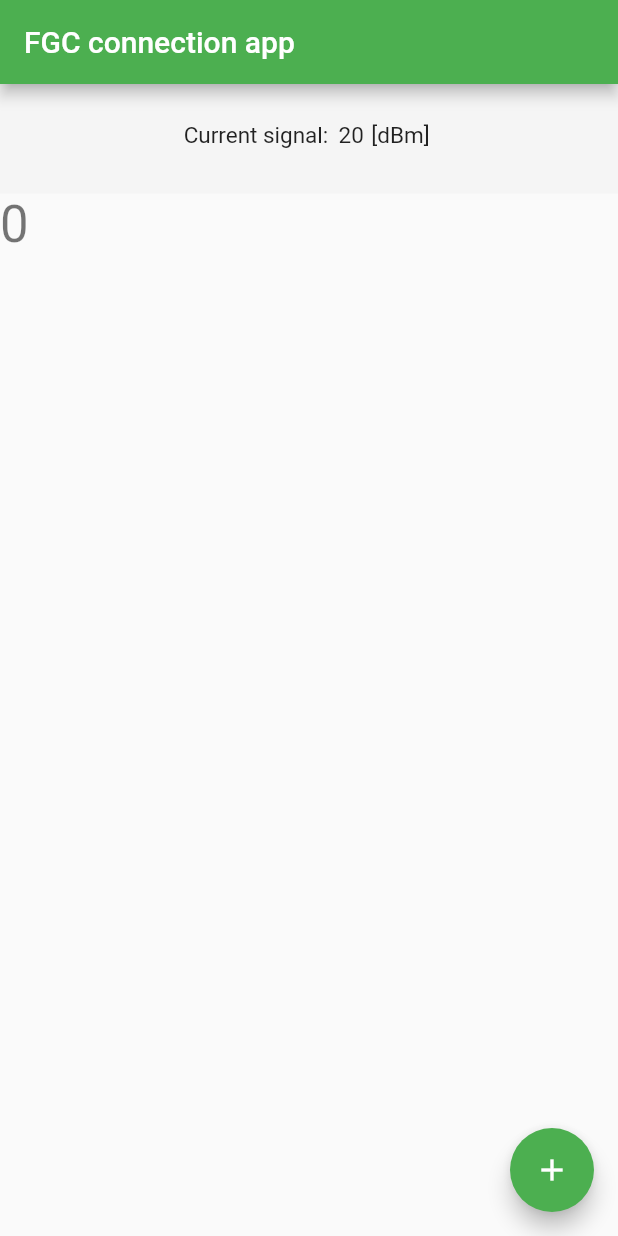
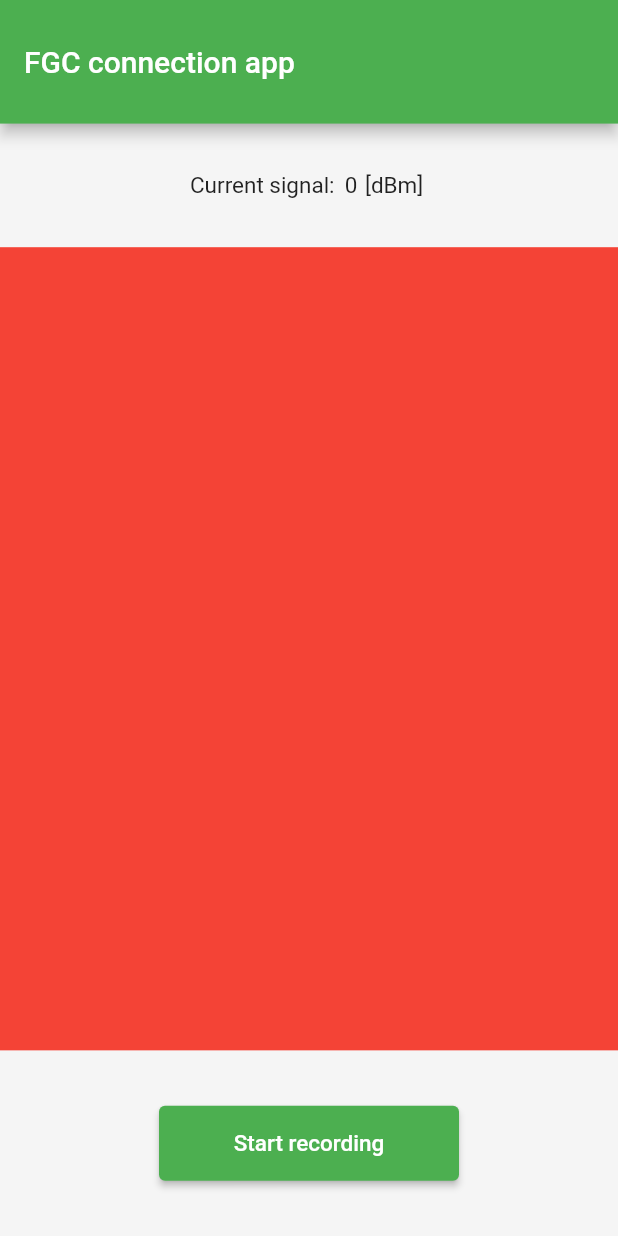
Before and after one commit to GeriiGarcia/Mobile_Connection_FGC, a Flutter app: the screen it shows after launch, on a phone screen of 412 x 824 dp. Run offline on Flutter 3.47's test engine with Material 2 defaults, Android fonts, the phone set to English and light mode, and no system bars.

Commit message:
Start stop Button done

```diff
--- a/lib/current_signal_text.dart
+++ b/lib/current_signal_text.dart
@@ -1,21 +1,19 @@
-// current signal container containing text t
+// ignore_for_file: use_key_in_widget_constructors
+
 import 'package:flutter/material.dart';
-import 'dart:math';
 
-// ignore: use_key_in_widget_constructors
 class CurrentSignalText extends StatelessWidget {
-  // ignore: non_constant_identifier_names
-  String _get_connectivity() {
-    final random = Random();
+  final String signal;
 
-    return random.nextInt(100).toString();
-  }
+  const CurrentSignalText({required this.signal});
 
   @override
   Widget build(BuildContext context) {
     return Container(
+      height: MediaQuery.of(context).size.height *
+          0.10, // Set the height to 20% of the screen height
       color: Colors.grey.shade100,
-      padding: const EdgeInsets.fromLTRB(16.0, 25.0, 16.0, 30.0),
+      //padding: const EdgeInsets.fromLTRB(16.0, 25.0, 16.0, 30.0),
       child: Center(
         child: Row(
           mainAxisAlignment: MainAxisAlignment.center,
@@ -31,7 +29,7 @@ class CurrentSignalText extends StatelessWidget {
             Container(
               padding: const EdgeInsets.only(right: 5.0),
               child: Text(
-                _get_connectivity(),
+                signal,
                 style: const TextStyle(fontSize: 15, color: Colors.black87),
                 textAlign: TextAlign.center,
               ),
--- a/lib/main.dart
+++ b/lib/main.dart
@@ -1,8 +1,12 @@
 //import 'dart:js_util';
+// Dart packadges
+import 'package:flutter/material.dart';
+import 'dart:math';
 
-import 'package:flutter/material.dart';
+//My files
 import 'current_signal_text.dart';
 import 'start_stop_button.dart';
+import 'main_content.dart';
 
 void main() {
   runApp(const MyApp());
@@ -45,7 +49,22 @@ class MyHomePage extends StatefulWidget {
 }
 
 class _MyHomePageState extends State<MyHomePage> {
-  int _counter = 0;
+  String _signal = '0';
+  bool startPressed = false;
+
+  // ------------------------------------ Funcions
+  // ignore: non_constant_identifier_names
+  String _get_connectivity() {
+    final random = Random();
+
+    return random.nextInt(100).toString();
+  }
+
+  void _StartRecording() {
+    setState(() {
+      startPressed = !startPressed;
+    });
+  }
 
   void _incrementCounter() {
     setState(() {
@@ -54,10 +73,11 @@ class _MyHomePageState extends State<MyHomePage> {
       // so that the display can reflect the updated values. If we changed
       // _counter without calling setState(), then the build method would not be
       // called again, and so nothing would appear to happen.
-      _counter++;
+      _signal = _get_connectivity();
     });
   }
 
+  // ------------------------------------ Override
   @override
   Widget build(BuildContext context) {
     // This method is rerun every time setState is called, for instance as done
@@ -69,8 +89,8 @@ class _MyHomePageState extends State<MyHomePage> {
     return Scaffold(
       appBar: AppBar(
         title: Text(widget.title),
+        toolbarHeight: MediaQuery.of(context).size.height * 0.10,
       ),
-
       body: Column(
         crossAxisAlignment: CrossAxisAlignment.start,
 
@@ -80,20 +100,14 @@ class _MyHomePageState extends State<MyHomePage> {
         // to see the wireframe for each widget.
 
         children: <Widget>[
-          CurrentSignalText(), // mostrem la conexió actual en un text
-          Text(
-            '$_counter',
-            style: Theme.of(context).textTheme.headlineMedium,
-          ),
-          StartStopButton(),
+          CurrentSignalText(
+            signal: _signal,
+          ), // mostrem la conexió actual en un text
+          MainContent(),
+          StartStopButton(
+              updateStart: _StartRecording, startPressed: startPressed),
         ],
       ),
-
-      floatingActionButton: FloatingActionButton(
-        onPressed: _incrementCounter,
-        tooltip: 'Increment',
-        child: const Icon(Icons.add),
-      ), // This trailing comma makes auto-formatting nicer for build methods.
     );
   }
 }
--- /dev/null
+++ b/lib/main_content.dart
@@ -0,0 +1,15 @@
+import 'package:flutter/material.dart';
+
+class MainContent extends StatelessWidget {
+  bool _start_pressed = false;
+
+  MainContent();
+
+  @override
+  Widget build(BuildContext context) {
+    return Container(
+      height: MediaQuery.of(context).size.height * 0.65,
+      color: Colors.red,
+    );
+  }
+}
--- a/lib/start_stop_button.dart
+++ b/lib/start_stop_button.dart
@@ -1,11 +1,48 @@
+// ignore_for_file: use_key_in_widget_constructors
+
 import 'package:flutter/material.dart';
 
 // ignore: use_key_in_widget_constructors
 class StartStopButton extends StatelessWidget {
+  bool startPressed;
+  final Function() updateStart;
+
+  StartStopButton({required this.startPressed, required this.updateStart});
+
+  String changeButtonText() {
+    if (startPressed) return 'Stop recording';
+    return 'Start recording';
+  }
+
+  Color changeButtonColor() {
+    if (startPressed) return Colors.red.shade200;
+    return Colors.green;
+  }
+
   @override
   Widget build(BuildContext context) {
     return Container(
-      color: Colors.redAccent,
+      alignment: Alignment.bottomCenter,
+      height: MediaQuery.of(context).size.height *
+          0.15, // Set the height to 20% of the screen height
+      color: Colors.grey.shade100,
+      child: Center(
+        child: SizedBox(
+          width: 200, // Set the width of the button
+          height: 50,
+          child: ElevatedButton(
+            onPressed: () {
+              // Define the action to be taken when the button is pressed
+              updateStart();
+            },
+            style: ElevatedButton.styleFrom(
+              backgroundColor: changeButtonColor(),
+            ),
+            child:
+                Text(changeButtonText(), style: const TextStyle(fontSize: 15)),
+          ),
+        ),
+      ),
     );
   }
 }
```
